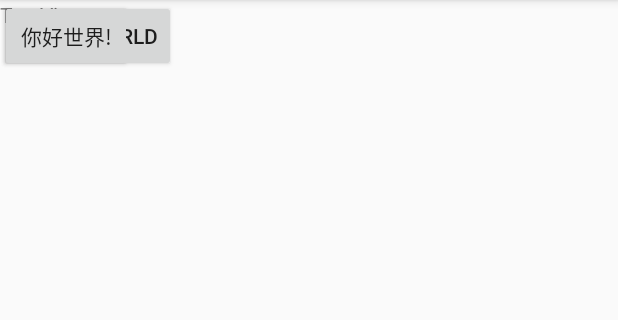
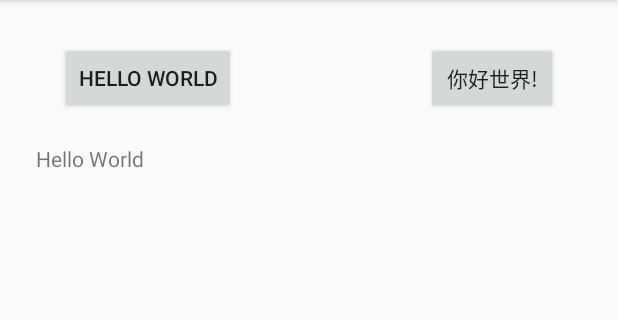
Before and after one commit to a70838697/MobileSoftwarDevelopment, an Android app: the screen it shows after launch (ButtonMainActivity), on a phone screen of 412 x 824 dp, the part 84-404 px from its top. Run offline under Robolectric (Android 15) with nearby library versions, the phone set to English and light mode, and no system bars.

Commit message:
button layout ok

```diff
--- a/app/src/main/res/layout/activity_button_main.xml
+++ b/app/src/main/res/layout/activity_button_main.xml
@@ -10,24 +10,31 @@
         android:id="@+id/textViewHelloWorld"
         android:layout_width="wrap_content"
         android:layout_height="wrap_content"
-        android:text="TextView"
-        tools:layout_editor_absoluteX="70dp"
-        tools:layout_editor_absoluteY="269dp"
-        tools:text="@string/hello_world" />
+        android:layout_marginStart="24dp"
+        android:layout_marginLeft="24dp"
+        android:layout_marginTop="20dp"
+        android:text="@string/hello_world"
+        app:layout_constraintStart_toStartOf="parent"
+        app:layout_constraintTop_toBottomOf="@+id/buttonHelloEn" />
 
     <Button
         android:id="@+id/buttonHelloEn"
         android:layout_width="wrap_content"
         android:layout_height="wrap_content"
+        android:layout_marginStart="40dp"
+        android:layout_marginLeft="40dp"
+        android:layout_marginTop="28dp"
         android:text="@string/hello_world"
-        tools:layout_editor_absoluteX="36dp"
-        tools:layout_editor_absoluteY="116dp" />
+        app:layout_constraintStart_toStartOf="parent"
+        app:layout_constraintTop_toTopOf="parent" />
 
     <Button
         android:id="@+id/buttonHelloCz"
         android:layout_width="wrap_content"
         android:layout_height="wrap_content"
+        android:layout_marginEnd="40dp"
+        android:layout_marginRight="40dp"
         android:text="@string/hello_world2"
-        tools:layout_editor_absoluteX="202dp"
-        tools:layout_editor_absoluteY="118dp" />
+        app:layout_constraintEnd_toEndOf="parent"
+        app:layout_constraintTop_toTopOf="@+id/buttonHelloEn" />
 </androidx.constraintlayout.widget.ConstraintLayout>
```
